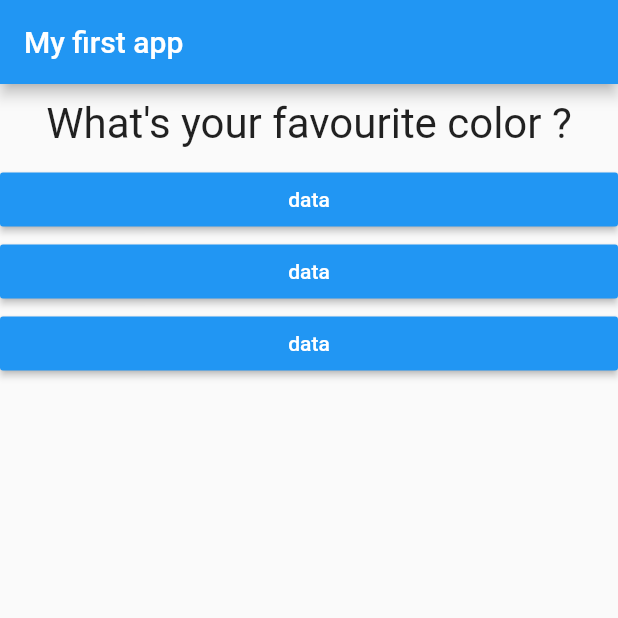
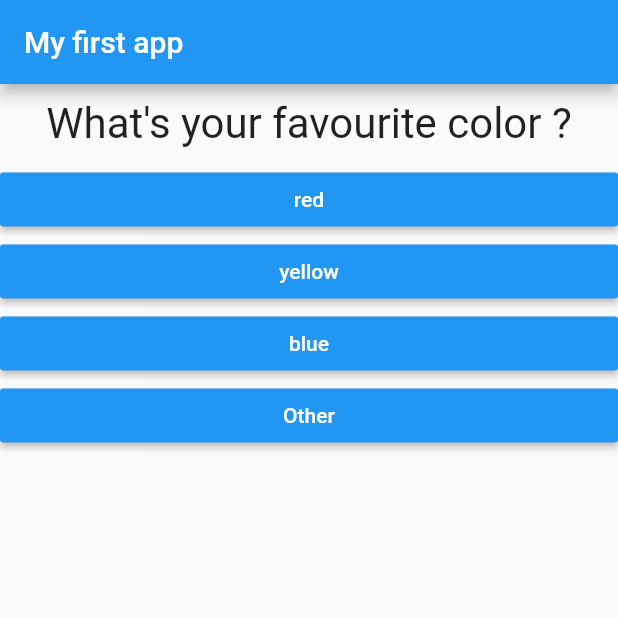
Before and after one commit to NirbhayVashisht/Quiz-App-Flutter, a Flutter app: the screen it shows after launch, on a phone screen of 412 x 824 dp, the top half of it. Run offline on Flutter 3.47's test engine with Material 2 defaults, Android fonts, the phone set to English and light mode, and no system bars.

Commit message:
Changed the way answers work, mapped list to widgets

```diff
--- a/lib/answer.dart
+++ b/lib/answer.dart
@@ -3,8 +3,8 @@ import 'package:flutter/material.dart';
 class Answer extends StatelessWidget {
 
   final Function selectHandler;
-
-  Answer(this.selectHandler);
+  final String answerText;
+  Answer(this.selectHandler,this.answerText);
 
   @override
   Widget build(BuildContext context) {
@@ -13,7 +13,7 @@ class Answer extends StatelessWidget {
       child: RaisedButton(
         color: Colors.blue,
         textColor: Colors.white,
-        child: Text('data'),
+        child: Text(answerText),
         onPressed: selectHandler,
       ),
     );
--- a/lib/main.dart
+++ b/lib/main.dart
@@ -15,21 +15,28 @@ class MyApp extends StatefulWidget {
 class _MyAppState extends State<MyApp> {
   var _questionIndex = 0;
 
-  void _answerQuestion(){
+  void _answerQuestion() {
     setState(() {
       _questionIndex++;
     });
     print('Question Answered');
   }
 
-
   @override
   Widget build(BuildContext context) {
     var questions = [
-      'What\'s your favourite color ?',
-      'What\'s your favourite food ?',
-      'What\'s your favourite place ?',
-      'What\'s your favourite animal ?',
+      {
+        'questionText': 'What\'s your favourite color ?',
+        'answers': ['red', 'yellow', 'blue', 'Other'],
+      },
+      {
+        'questionText': 'What\'s your favourite food ?',
+        'answers': ['Indian', 'Italian', 'Chinese', 'Other'],
+      },
+      {
+        'questionText': 'What\'s your favourite animal ?',
+        'answers': ['Dog', 'Cat', 'Lion', 'Other'],
+      },
     ];
 
     return MaterialApp(
@@ -39,10 +46,16 @@ class _MyAppState extends State<MyApp> {
         ),
         body: Column(
           children: [
-            Question(questions[_questionIndex]),
-            Answer(_answerQuestion),
-            Answer(_answerQuestion),
-            Answer(_answerQuestion),
+            Question(questions[_questionIndex]['questionText']),
+
+            //below we are transforming the list into list of widgets
+            //map method executes a function which we have to pass as an argument
+            //so below we are passing an anonymous function
+            //... are spread operator
+            //all this is done in lec 33 Mapping List to Widgets
+            ...(questions[_questionIndex]['answers'] as List<String>).map((answer){
+              return Answer(_answerQuestion,answer);
+            }).toList()
           ],
         ),
       ),
--- a/pubspec.yaml
+++ b/pubspec.yaml
@@ -14,7 +14,7 @@ description: A new Flutter project.
 version: 1.0.0+1
 
 environment:
-  sdk: ">=2.1.0 <3.0.0"
+  sdk: ">=2.2.2 <3.0.0"
 
 dependencies:
   flutter:
```
